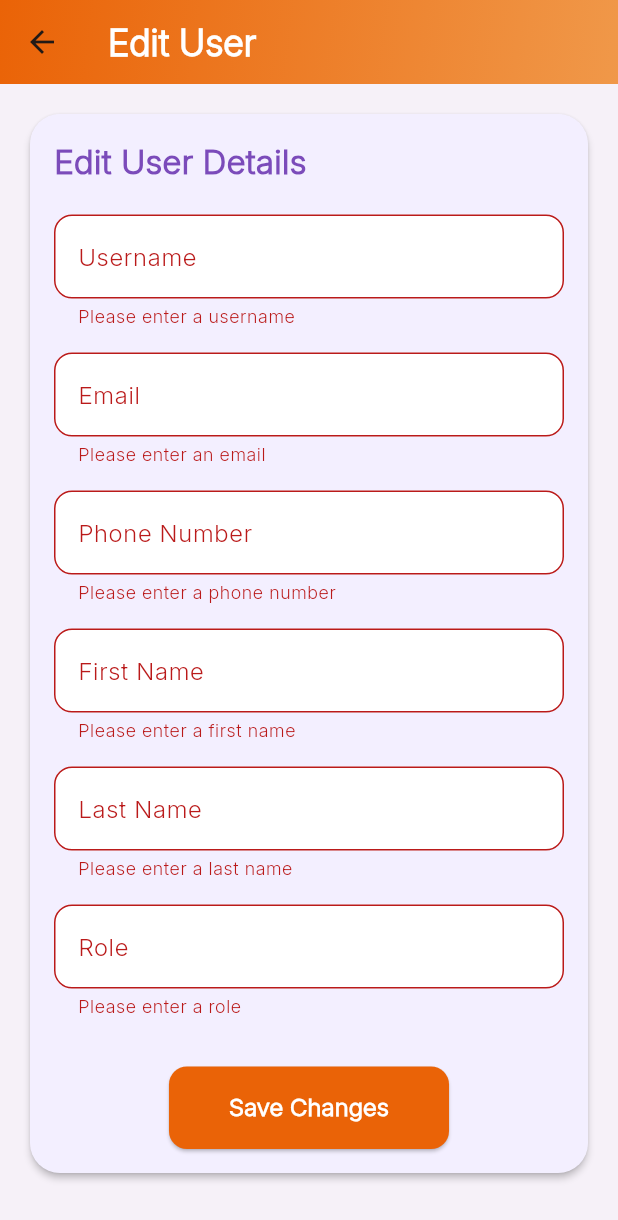
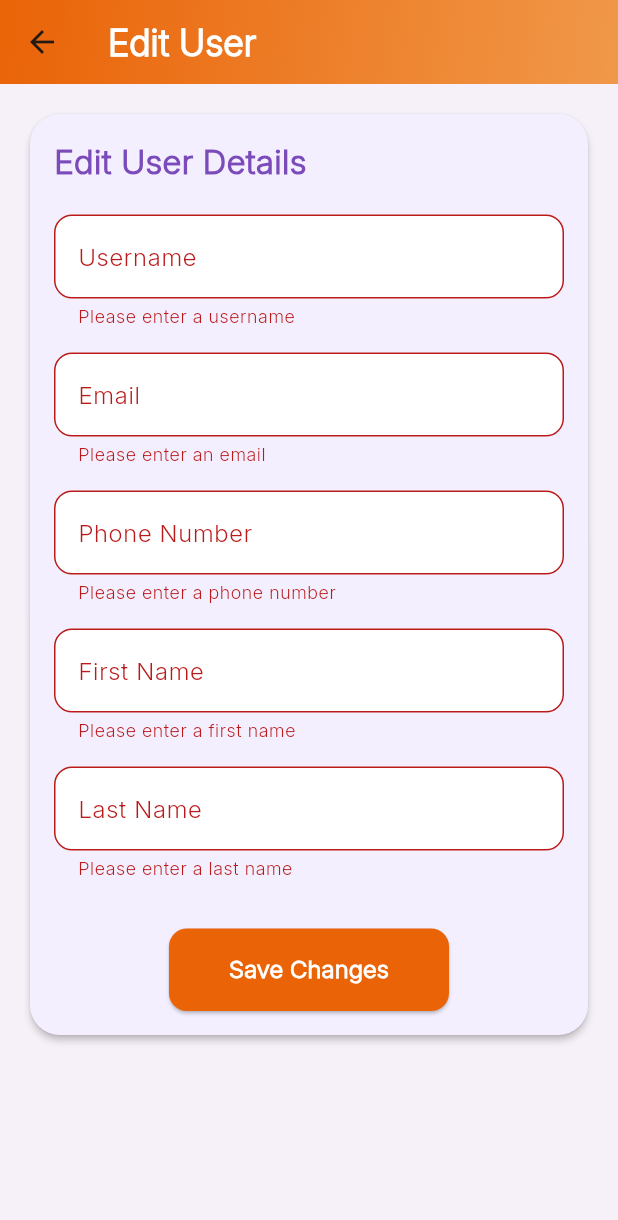
Before and after one commit to Reyan1234567/Car-Booking-and-Inventory-Management-flutter, a Flutter app: the UserEditScreen screen opened directly with empty values, after a tap on "Save Changes", on a phone screen of 412 x 824 dp. Shown: the top 1220 px of the screen. Run offline on Flutter 3.47's test engine with Material 3 defaults, Android fonts, the phone set to English and light mode, and no system bars; our stand-ins replace dio, flutter_riverpod, go_router, riverpod, shared_preferences; accounts and stored records are empty; network calls fail.

Commit message:
user crud

```diff
--- a/lib/Data/datasources/users_datasource.dart
+++ b/lib/Data/datasources/users_datasource.dart
@@ -72,9 +72,6 @@ class UsersDataSource{
       if (updates.lastName != null) {
         jsonMap['lastName'] = updates.lastName;
       }
-      if (updates.role != null) {
-        jsonMap['role'] = updates.role;
-      }
       if (updates.profilePhoto != null) {
         jsonMap['profilePhoto'] = updates.profilePhoto;
       }
--- a/lib/Domain/entities/User.dart
+++ b/lib/Domain/entities/User.dart
@@ -50,7 +50,6 @@ class UserUpdate {
   final String? phoneNumber;
   final String? firstName;
   final String? lastName;
-  final String? role;
   final String? profilePhoto;
   final String? licensePhoto;
 
@@ -60,7 +59,6 @@ class UserUpdate {
     this.phoneNumber,
     this.firstName,
     this.lastName,
-    this.role,
     this.profilePhoto,
     this.licensePhoto,
   });
--- a/lib/Presentation/Screens/UserEditScreen.dart
+++ b/lib/Presentation/Screens/UserEditScreen.dart
@@ -21,7 +21,6 @@ class _UserEditScreenState extends ConsumerState<UserEditScreen> {
   late TextEditingController _phoneController;
   late TextEditingController _firstNameController;
   late TextEditingController _lastNameController;
-  late TextEditingController _roleController;
 
   @override
   void initState() {
@@ -31,7 +30,6 @@ class _UserEditScreenState extends ConsumerState<UserEditScreen> {
     _phoneController = TextEditingController(text: widget.user.phoneNumber);
     _firstNameController = TextEditingController(text: widget.user.firstName);
     _lastNameController = TextEditingController(text: widget.user.lastName);
-    _roleController = TextEditingController(text: widget.user.role);
   }
 
   @override
@@ -41,7 +39,6 @@ class _UserEditScreenState extends ConsumerState<UserEditScreen> {
     _phoneController.dispose();
     _firstNameController.dispose();
     _lastNameController.dispose();
-    _roleController.dispose();
     super.dispose();
   }
 
@@ -53,7 +50,6 @@ class _UserEditScreenState extends ConsumerState<UserEditScreen> {
         phoneNumber: _phoneController.text,
         firstName: _firstNameController.text,
         lastName: _lastNameController.text,
-        role: _roleController.text,
       );
 
       await ref.read(userNotifierProvider.notifier).updateUser(widget.user.id, updates);
@@ -201,24 +197,6 @@ class _UserEditScreenState extends ConsumerState<UserEditScreen> {
                         return null;
                       },
                     ),
-                    SizedBox(height: 16),
-                    TextFormField(
-                      controller: _roleController,
-                      decoration: InputDecoration(
-                        labelText: 'Role',
-                        border: OutlineInputBorder(
-                          borderRadius: BorderRadius.circular(12),
-                        ),
-                        filled: true,
-                        fillColor: Colors.white,
-                      ),
-                      validator: (value) {
-                        if (value == null || value.isEmpty) {
-                          return 'Please enter a role';
-                        }
-                        return null;
-                      },
-                    ),
                     SizedBox(height: 32),
                     Center(
                       child: ElevatedButton(
```
